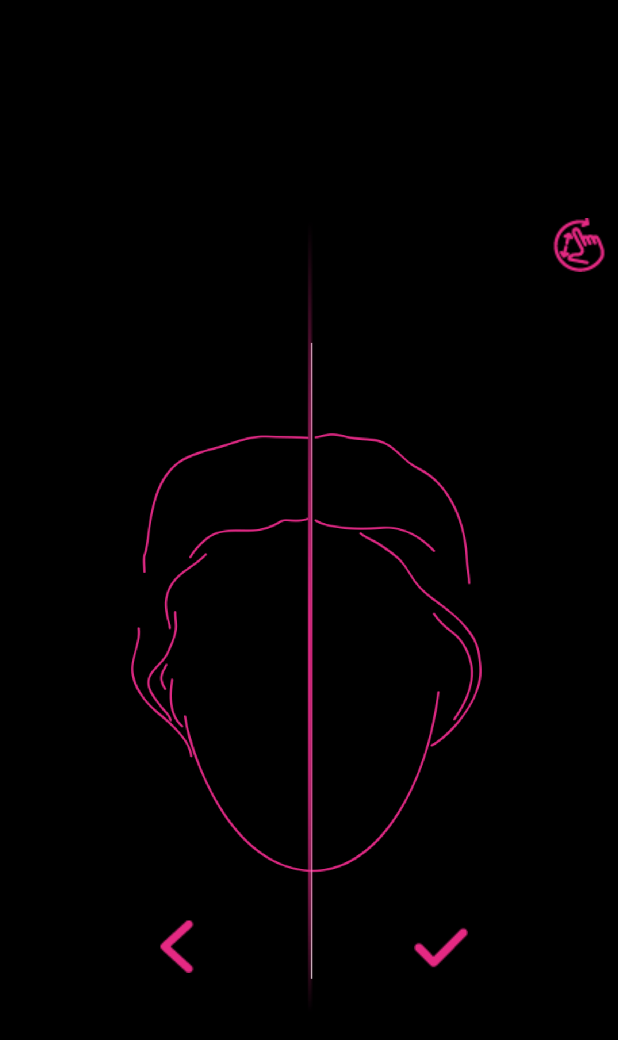
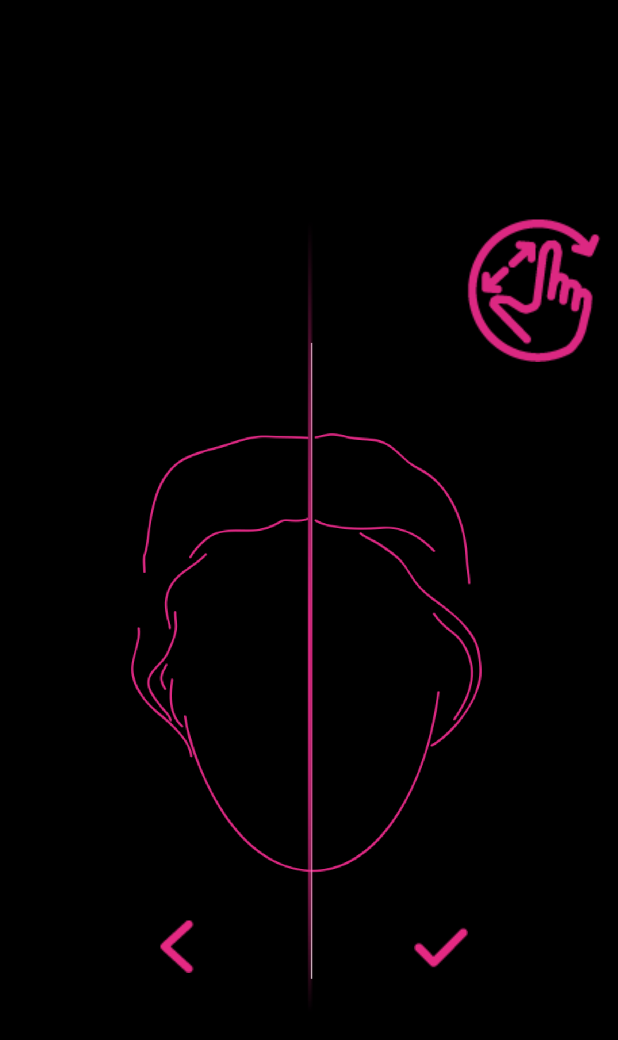
Before and after one commit to y-vyrovoy/soulface, an Android app: the EditImageActivity screen opened directly, with no data from a screen before it, on a phone screen of 412 x 824 dp. Shown: the top 1040 px of the screen. Run offline under Robolectric (Android 15) with nearby library versions, the phone set to English and light mode, and no system bars; our stand-ins replace AdMob.

Commit message:
Introducing new animation icons

```diff
--- a/app/src/main/java/com/meoa/soulface/activity/EditImageActivity.java
+++ b/app/src/main/java/com/meoa/soulface/activity/EditImageActivity.java
@@ -74,11 +74,14 @@ public class EditImageActivity extends BasicBanneredActivity {
             mAnimateIcon = false;
 
             List<Integer> lstFrames = new ArrayList<>();
-            lstFrames.add(R.drawable.ic_hand_0);
-            lstFrames.add(R.drawable.ic_hand_1);
-            lstFrames.add(R.drawable.ic_hand_0);
-            lstFrames.add(R.drawable.ic_hand_2);
-            lstFrames.add(R.drawable.ic_hand_0);
+            lstFrames.add(R.drawable.ic_hand_00);
+            lstFrames.add(R.drawable.ic_hand_01);
+            lstFrames.add(R.drawable.ic_hand_02);
+            lstFrames.add(R.drawable.ic_hand_03);
+            lstFrames.add(R.drawable.ic_hand_04);
+            lstFrames.add(R.drawable.ic_hand_05);
+            lstFrames.add(R.drawable.ic_hand_06);
+            lstFrames.add(R.drawable.ic_hand_07);
 
             Runnable task = () -> animationTask(lstFrames);
             Thread thread = new Thread(task);
@@ -92,6 +95,7 @@ public class EditImageActivity extends BasicBanneredActivity {
         try {
             Thread.sleep(1500);
         } catch (InterruptedException ex) {}
+
 
         for (int i = 0; i < lstFrames.size() - 1; i++) {
             Drawable dr1 = getResources().getDrawable(lstFrames.get(i), null);
--- a/app/src/main/java/com/meoa/soulface/activity/WelcomeActivity.java
+++ b/app/src/main/java/com/meoa/soulface/activity/WelcomeActivity.java
@@ -87,7 +87,6 @@ public class WelcomeActivity extends AppCompatActivity {
 
         switch (requestCode) {
             case PERMISSIONS_REQUEST: {
-                List lstGranted = new ArrayList<>();
 
                 boolean isAllPermissionsGranted = true;
                 for (int i = 0; i < grantResults.length; i++) {
--- a/app/src/main/res/layout/activity_edit_image.xml
+++ b/app/src/main/res/layout/activity_edit_image.xml
@@ -22,7 +22,7 @@
         android:layout_alignTop="@id/imageSelection"
         android:layout_marginEnd="8dp"
         android:layout_marginTop="8dp"
-        android:src="@drawable/ic_hand_0" />
+        android:src="@drawable/ic_hand_00" />
 
     <ImageView
         android:id="@+id/image_hand_1"
@@ -32,7 +32,7 @@
         android:layout_alignTop="@id/imageSelection"
         android:layout_marginEnd="8dp"
         android:layout_marginTop="8dp"
-        android:src="@drawable/ic_hand_0" />
+        android:src="@drawable/ic_hand_00" />
 
     <LinearLayout
         android:layout_width="match_parent"
```
Also changed, not shown: app/src/main/res/drawable/ic_hand_0.png (deleted), app/src/main/res/drawable/ic_hand_00.png (added), app/src/main/res/drawable/ic_hand_01.png (added), app/src/main/res/drawable/ic_hand_02.png (added), app/src/main/res/drawable/ic_hand_03.png (added), app/src/main/res/drawable/ic_hand_04.png (added), app/src/main/res/drawable/ic_hand_05.png (added), app/src/main/res/drawable/ic_hand_06.png (added), app/src/main/res/drawable/ic_hand_07.png (added), app/src/main/res/drawable/ic_hand_1.png (deleted), app/src/main/res/drawable/ic_hand_2.png (deleted).
